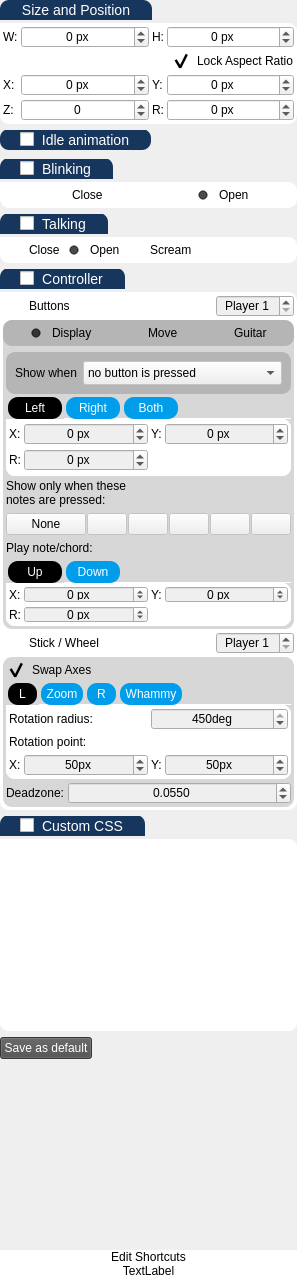
First picture: the form in UI/settingsWidget.ui, repository Gemmstone/PyNGtuber, before the edit.
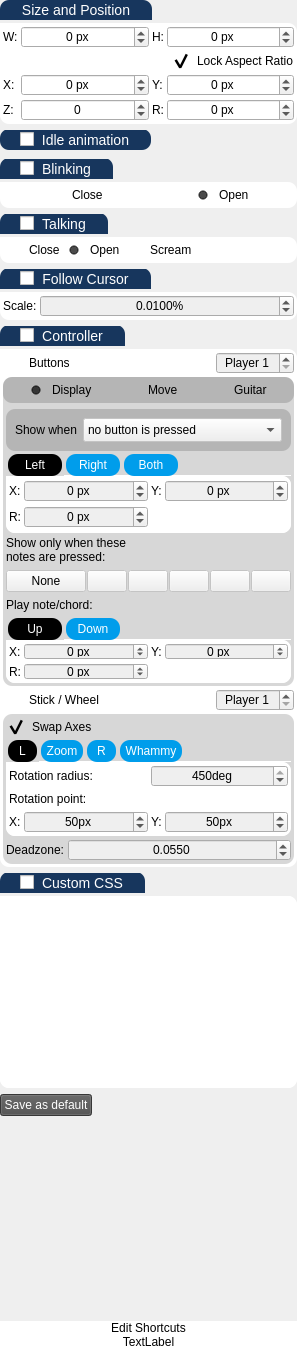
Second picture: the form after the edit. Icons and pictures are not drawn.

Patch:
```diff
--- a/UI/settingsWidget.ui
+++ b/UI/settingsWidget.ui
@@ -7,7 +7,7 @@
     <x>0</x>
     <y>0</y>
     <width>269</width>
-    <height>1278</height>
+    <height>1349</height>
    </rect>
   </property>
   <property name="sizePolicy">
@@ -680,6 +680,118 @@
      </layout>
     </widget>
    </item>
+   <item>
+    <widget class="QGroupBox" name="cursorGroup">
+     <property name="cursor">
+      <cursorShape>ArrowCursor</cursorShape>
+     </property>
+     <property name="title">
+      <string>Follow Cursor</string>
+     </property>
+     <property name="flat">
+      <bool>false</bool>
+     </property>
+     <property name="checkable">
+      <bool>true</bool>
+     </property>
+     <property name="checked">
+      <bool>false</bool>
+     </property>
+     <layout class="QVBoxLayout" name="verticalLayout_23">
+      <property name="spacing">
+       <number>0</number>
+      </property>
+      <property name="leftMargin">
+       <number>0</number>
+      </property>
+      <property name="topMargin">
+       <number>23</number>
+      </property>
+      <property name="rightMargin">
+       <number>0</number>
+      </property>
+      <property name="bottomMargin">
+       <number>0</number>
+      </property>
+      <item>
+       <widget class="QFrame" name="frameCursor">
+        <property name="styleSheet">
+         <string notr="true">QLabel{
+	background-color: transparent;
+}</string>
+        </property>
+        <property name="frameShape">
+         <enum>QFrame::StyledPanel</enum>
+        </property>
+        <property name="frameShadow">
+         <enum>QFrame::Raised</enum>
+        </property>
+        <layout class="QHBoxLayout" name="horizontalLayout_8">
+         <property name="spacing">
+          <number>3</number>
+         </property>
+         <property name="leftMargin">
+          <number>3</number>
+         </property>
+         <property name="topMargin">
+          <number>3</number>
+         </property>
+         <property name="rightMargin">
+          <number>3</number>
+         </property>
+         <property name="bottomMargin">
+          <number>3</number>
+         </property>
+         <item>
+          <widget class="QLabel" name="label_42">
+           <property name="sizePolicy">
+            <sizepolicy hsizetype="Fixed" vsizetype="Preferred">
+             <horstretch>0</horstretch>
+             <verstretch>0</verstretch>
+            </sizepolicy>
+           </property>
+           <property name="text">
+            <string>Scale:</string>
+           </property>
+          </widget>
+         </item>
+         <item>
+          <widget class="QDoubleSpinBox" name="cursorScale">
+           <property name="sizePolicy">
+            <sizepolicy hsizetype="Preferred" vsizetype="Fixed">
+             <horstretch>0</horstretch>
+             <verstretch>0</verstretch>
+            </sizepolicy>
+           </property>
+           <property name="alignment">
+            <set>Qt::AlignCenter</set>
+           </property>
+           <property name="prefix">
+            <string/>
+           </property>
+           <property name="suffix">
+            <string>%</string>
+           </property>
+           <property name="decimals">
+            <number>4</number>
+           </property>
+           <property name="maximum">
+            <double>10.000000000000000</double>
+           </property>
+           <property name="singleStep">
+            <double>0.010000000000000</double>
+           </property>
+           <property name="value">
+            <double>0.010000000000000</double>
+           </property>
+          </widget>
+         </item>
+        </layout>
+       </widget>
+      </item>
+     </layout>
+    </widget>
+   </item>
    <item>
     <widget class="QGroupBox" name="controllerGroup">
      <property name="cursor">
```
